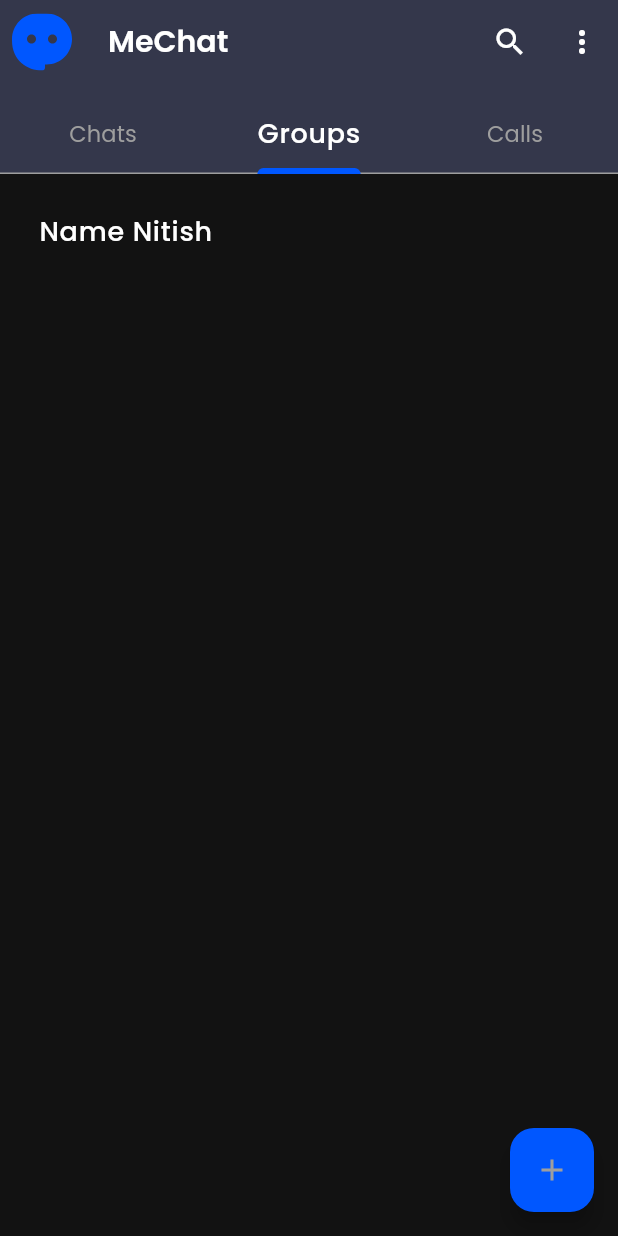
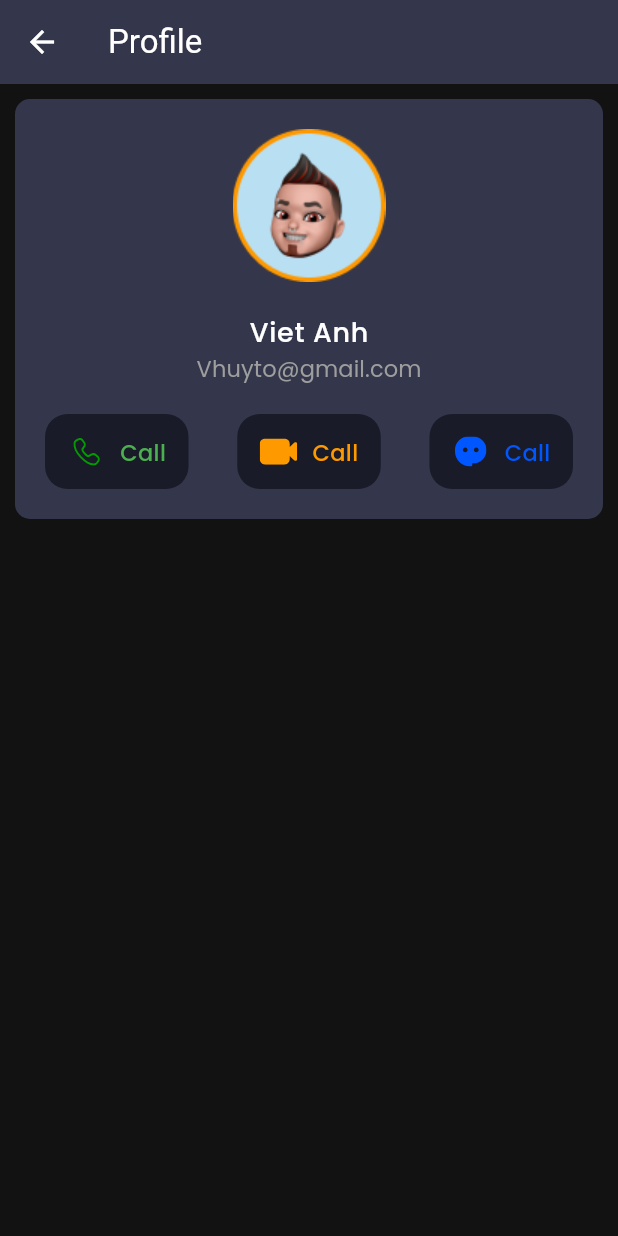
Before and after one commit to NgVietAnh24/MeChat, a Flutter app: the HomePage screen opened by its route, tab 2 chosen, after a tap on the "more vert" icon, on a phone screen of 412 x 824 dp. Run offline on Flutter 3.47's test engine with Material 3 defaults, Android fonts, the phone set to English and light mode, and no system bars; our stand-ins replace firebase_auth, firebase_core, flutter_svg, get, slide_to_act; accounts and stored records are empty; network calls fail; statements that could not run were skipped.

Commit message:
Hoàn thành UI Splace và profile

```diff
--- a/lib/Config/PagePath.dart
+++ b/lib/Config/PagePath.dart
@@ -2,6 +2,7 @@ import 'package:get/get.dart';
 import 'package:mechat/Pages/Auth/AuthPage.dart';
 import 'package:mechat/Pages/Chat/ChatPage.dart';
 import 'package:mechat/Pages/Home/HomePage.dart';
+import 'package:mechat/Pages/Profile/ProfilePage.dart';
 
 var pagePath = [
   GetPage(
@@ -19,4 +20,9 @@ var pagePath = [
     page: () => const ChatPage(),
     transition: Transition.leftToRight,
   ),
+  GetPage(
+    name: "/profilePage",
+    page: () => const ProfilePage(),
+    transition: Transition.leftToRight,
+  ),
 ];
--- a/lib/Config/imges.dart
+++ b/lib/Config/imges.dart
@@ -16,5 +16,8 @@ class AssetsImage {
   static const chatGallarySvg = "$iconsPath/gallary.svg";
   static const chatMicSvg = "$iconsPath/mic.svg";
 
+  static const profileVideoCall = "$iconsPath/videoCall.svg";
+  static const profileAudioCall = "$iconsPath/call.svg";
+
   //
 }
--- /dev/null
+++ b/lib/Controller/SplaceController.dart
@@ -0,0 +1,25 @@
+import 'package:firebase_auth/firebase_auth.dart';
+import 'package:get/get.dart';
+
+class SplaceController extends GetxController {
+  final auth = FirebaseAuth.instance;
+
+  void onInit() async {
+    super.onInit();
+    await splaceHandle();
+  }
+
+  Future<void> splaceHandle() async {
+    await Future.delayed(
+      Duration(seconds: 3),
+      () {},
+    );
+    if (auth.currentUser == null) {
+      Get.offAllNamed("/authPage");
+    } else {
+      Get.offAllNamed("/homePage");
+      print(auth.currentUser!.email);
+    }
+    print("Hello");
+  }
+}
--- a/lib/Pages/Home/HomePage.dart
+++ b/lib/Pages/Home/HomePage.dart
@@ -1,5 +1,6 @@
 import 'package:flutter/material.dart';
 import 'package:flutter_svg/flutter_svg.dart';
+import 'package:get/get.dart';
 import 'package:mechat/Config/String.dart';
 import 'package:mechat/Config/imges.dart';
 import 'package:mechat/Pages/Home/Widgets/ChatsList.dart';
@@ -37,7 +38,9 @@ class _HomePageState extends State<HomePage> with TickerProviderStateMixin {
             ),
           ),
           IconButton(
-            onPressed: () {},
+            onPressed: () {
+              Get.toNamed("/profilePage");
+            },
             icon: Icon(
               Icons.more_vert,
             ),
--- /dev/null
+++ b/lib/Pages/Profile/ProfilePage.dart
@@ -0,0 +1,23 @@
+import 'package:flutter/material.dart';
+import 'package:mechat/Pages/Profile/Widgets/UserInfo.dart';
+
+class ProfilePage extends StatelessWidget {
+  const ProfilePage({super.key});
+
+  @override
+  Widget build(BuildContext context) {
+    return Scaffold(
+      appBar: AppBar(
+        title: Text("Profile"),
+      ),
+      body: Padding(
+        padding: const EdgeInsets.all(10),
+        child: Column(
+          children: [
+            LoginUserInfo(),
+          ],
+        ),
+      ),
+    );
+  }
+}
--- /dev/null
+++ b/lib/Pages/Profile/Widgets/UserInfo.dart
@@ -0,0 +1,143 @@
+import 'package:flutter/material.dart';
+import 'package:flutter_svg/flutter_svg.dart';
+import 'package:mechat/Config/imges.dart';
+
+class LoginUserInfo extends StatelessWidget {
+  const LoginUserInfo({super.key});
+
+  @override
+  Widget build(BuildContext context) {
+    return Container(
+      padding: EdgeInsets.all(20),
+      // height: 100,
+      decoration: BoxDecoration(
+        borderRadius: BorderRadius.circular(10),
+        color: Theme.of(context).colorScheme.primaryContainer,
+      ),
+      child: Row(
+        children: [
+          Expanded(
+            child: Column(
+              children: [
+                Row(
+                  mainAxisAlignment: MainAxisAlignment.center,
+                  children: [
+                    Image.asset(
+                      AssetsImage.boyPic,
+                    ),
+                  ],
+                ),
+                SizedBox(
+                  height: 20,
+                ),
+                Row(
+                  mainAxisAlignment: MainAxisAlignment.center,
+                  children: [
+                    Text(
+                      "Viet Anh",
+                      style: Theme.of(context).textTheme.bodyLarge,
+                    ),
+                  ],
+                ),
+                Row(
+                  mainAxisAlignment: MainAxisAlignment.center,
+                  children: [
+                    Text(
+                      "Vhuyto@gmail.com",
+                      style: Theme.of(context).textTheme.labelLarge,
+                    ),
+                  ],
+                ),
+                SizedBox(
+                  height: 20,
+                ),
+                Row(
+                  mainAxisAlignment: MainAxisAlignment.spaceBetween,
+                  children: [
+                    Container(
+                      height: 50,
+                      padding: EdgeInsets.all(15),
+                      decoration: BoxDecoration(
+                        borderRadius: BorderRadius.circular(15),
+                        color: Theme.of(context).colorScheme.background,
+                      ),
+                      child: Row(
+                        children: [
+                          SvgPicture.asset(
+                            AssetsImage.profileAudioCall,
+                            width: 25,
+                          ),
+                          SizedBox(
+                            width: 10,
+                          ),
+                          Text(
+                            "Call",
+                            style: TextStyle(
+                              color: Colors.green,
+                            ),
+                          ),
+                        ],
+                      ),
+                    ),
+                    Container(
+                      height: 50,
+                      padding: EdgeInsets.all(15),
+                      decoration: BoxDecoration(
+                        borderRadius: BorderRadius.circular(15),
+                        color: Theme.of(context).colorScheme.background,
+                      ),
+                      child: Row(
+                        children: [
+                          SvgPicture.asset(
+                            AssetsImage.profileVideoCall,
+                            width: 25,
+                            color: Color(0xffFF9900),
+                          ),
+                          SizedBox(
+                            width: 10,
+                          ),
+                          Text(
+                            "Call",
+                            style: TextStyle(
+                              color: Color(0xffFF9900),
+                            ),
+                          ),
+                        ],
+                      ),
+                    ),
+                    Container(
+                      height: 50,
+                      padding: EdgeInsets.all(15),
+                      decoration: BoxDecoration(
+                        borderRadius: BorderRadius.circular(15),
+                        color: Theme.of(context).colorScheme.background,
+                      ),
+                      child: Row(
+                        children: [
+                          SvgPicture.asset(
+                            AssetsImage.appIconSVG,
+                            width: 25,
+                            color: Color(0xff0057FF),
+                          ),
+                          SizedBox(
+                            width: 10,
+                          ),
+                          Text(
+                            "Call",
+                            style: TextStyle(
+                              color: Color(0xff0057FF),
+                            ),
+                          ),
+                        ],
+                      ),
+                    )
+                  ],
+                ),
+              ],
+            ),
+          ),
+        ],
+      ),
+    );
+  }
+}
--- a/lib/Pages/SplacePage/SplacePage.dart
+++ b/lib/Pages/SplacePage/SplacePage.dart
@@ -1,19 +1,20 @@
 import 'package:flutter/material.dart';
+import 'package:flutter_svg/svg.dart';
+import 'package:get/get.dart';
+import 'package:mechat/Config/imges.dart';
+import 'package:mechat/Controller/SplaceController.dart';
 
 class SplacePage extends StatelessWidget {
   const SplacePage({super.key});
 
   @override
   Widget build(BuildContext context) {
+    SplaceController splaceController = Get.put(SplaceController());
     return Scaffold(
-      appBar: AppBar(
-        title: Text(
-          'Splace screen',
-          style: Theme.of(context).textTheme.headlineSmall,
+      body: Center(
+        child: SvgPicture.asset(
+          AssetsImage.appIconSVG,
         ),
-      ),
-      body: const Column(
-        children: [],
       ),
     );
   }
--- a/lib/main.dart
+++ b/lib/main.dart
@@ -32,7 +32,7 @@ class MyApp extends StatelessWidget {
       getPages: pagePath,
       darkTheme: darkTheme,
       themeMode: ThemeMode.dark,
-      home: const AuthPage(),
+      home: const SplacePage(),
     );
   }
 }
```
Also changed, not shown: assets/Icons/call.svg (added), assets/Icons/delete.svg (added), assets/Icons/videoCall.svg (added).
